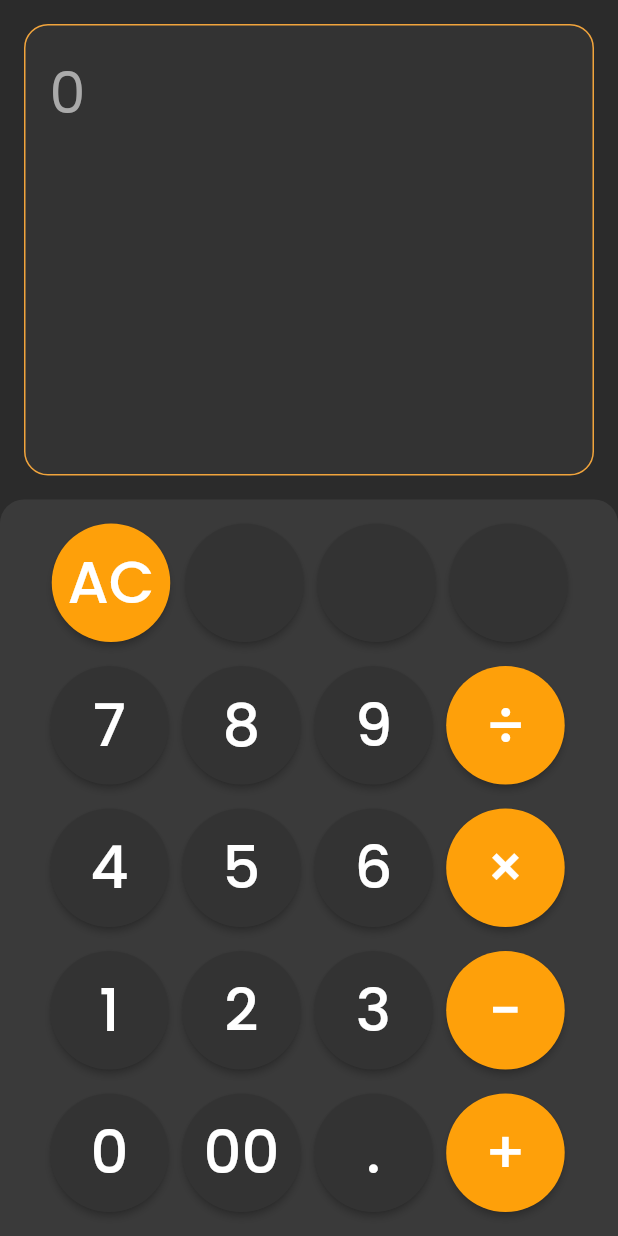
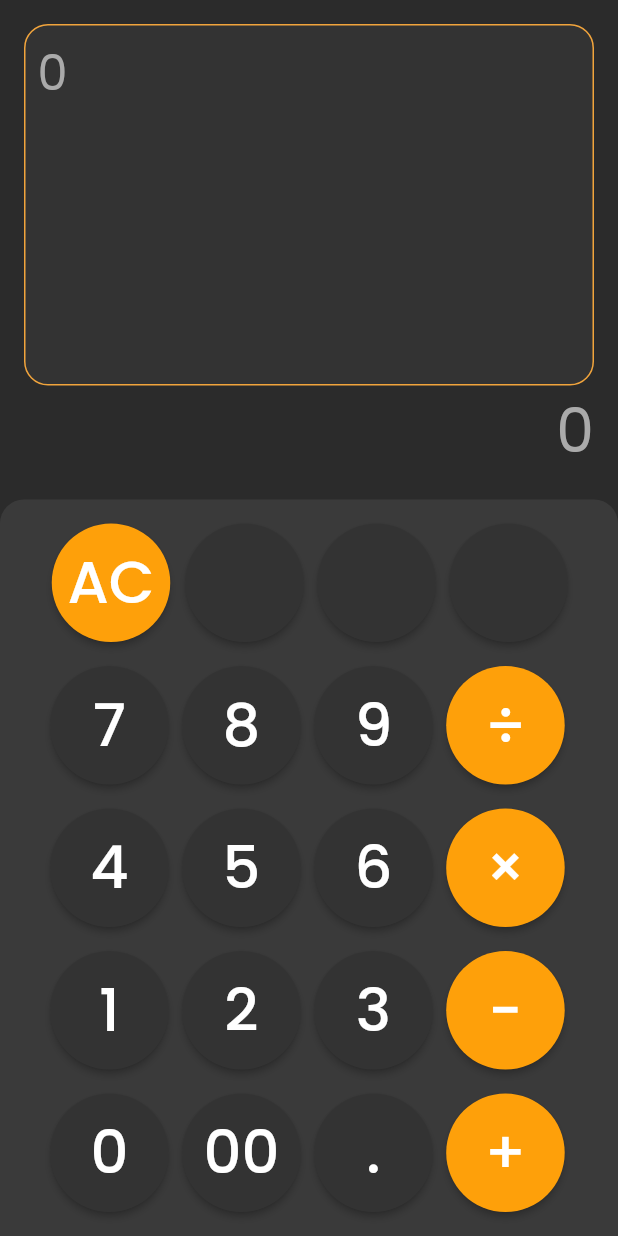
Before and after one commit to devolonter/cconverter, a Flutter app: the screen it shows after launch, on a phone screen of 412 x 824 dp. Run offline on Flutter 3.47's test engine with Material 2 defaults, Android fonts, the phone set to English and light mode, and no system bars; our stand-ins replace google_fonts.

Commit message:
Added result widget

```diff
--- a/lib/widgets/calc_stack.dart
+++ b/lib/widgets/calc_stack.dart
@@ -88,7 +88,7 @@ class _CalcStackState extends State<CalcStack> {
         }
       },
       child: Container(
-        padding: const EdgeInsets.all(16),
+        padding: const EdgeInsets.all(8),
         width: double.infinity,
         decoration: BoxDecoration(
             color: const Color(0xFF333333),
@@ -112,15 +112,21 @@ class _CalcStackState extends State<CalcStack> {
 }
 
 class NumValue extends StatelessWidget {
-  const NumValue({Key? key, required this.value}) : super(key: key);
+  const NumValue({Key? key, this.color, this.fontSize, required this.value})
+      : super(key: key);
 
   final String value;
+  final Color? color;
+  final double? fontSize;
 
   @override
   Widget build(BuildContext context) {
     return Text(
       value,
-      style: value == '0' ? const TextStyle(color: Color(0xFFAAAAAA)) : null,
+      style: value == '0'
+          ? TextStyle(
+              color: const Color(0xFFAAAAAA), fontSize: fontSize)
+          : TextStyle(color: color, fontSize: fontSize),
     );
   }
 }
--- a/lib/widgets/cconverter.dart
+++ b/lib/widgets/cconverter.dart
@@ -3,6 +3,7 @@ import 'dart:io';
 import 'package:cconverter/common/convert_pipe.dart';
 import 'package:flutter/cupertino.dart';
 import 'package:flutter/material.dart';
+import 'package:google_fonts/google_fonts.dart';
 import 'calc_stack.dart';
 import 'numpad.dart';
 
@@ -25,17 +26,26 @@ class MainPage extends StatelessWidget {
                 Expanded(
                     child: Padding(
                   padding: const EdgeInsets.all(16.0),
+                  child: DefaultTextStyle(
+                    style: GoogleFonts.poppins(),
                     child: Column(
                       children: [
                         Expanded(
                             child: CalcStack(
                           input: ConvertPipe().input,
-                              )
+                        )),
+                        const Align(
+                          alignment: Alignment.bottomRight,
+                          child: NumValue(
+                            value: '0',
+                            fontSize: 40,
+                            color: Color(0xFFF1A43C),
+                          ),
                         )
                       ],
                     ),
-                    )
                   ),
+                )),
                 Container(
                     padding: const EdgeInsets.all(16),
                     width: double.infinity,
@@ -43,7 +53,8 @@ class MainPage extends StatelessWidget {
                         color: Color(0xFF3A3A3A),
                         borderRadius:
                             BorderRadius.vertical(top: Radius.circular(16))),
-                    child: Center(child: NumPad(
+                    child: Center(
+                        child: NumPad(
                       controller: ConvertPipe().numPadController,
                     ))),
               ],
```
Lines whose indentation alone changed are shown as unchanged.
